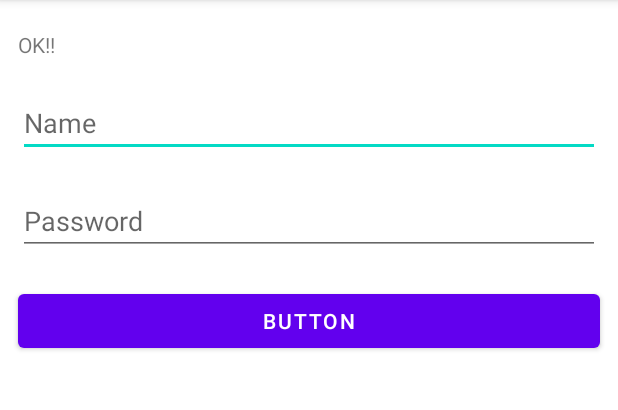
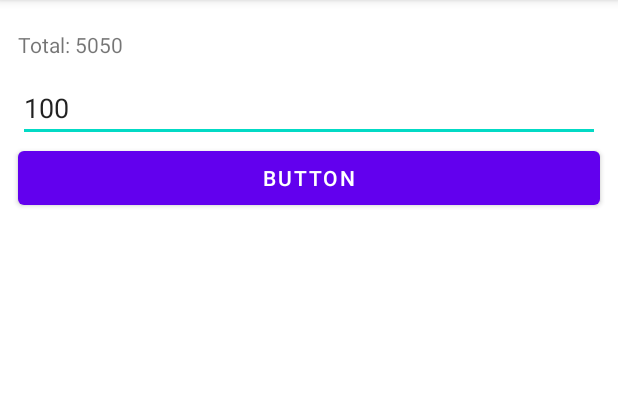
Before and after one commit to naoki1026/JetpackData, an Android app: the screen it shows after launch (MainActivity), after a tap on "BUTTON", on a phone screen of 412 x 824 dp, the part 84-494 px from its top. Run offline under Robolectric (Android 15) with nearby library versions, the phone set to English and light mode, and no system bars; our stand-ins replace data binding.

Commit message:
3-4 イベント処理をバインディングするまで

```diff
--- a/app/src/main/java/com/example/jetpackdata/MainActivity.kt
+++ b/app/src/main/java/com/example/jetpackdata/MainActivity.kt
@@ -6,6 +6,7 @@ import android.widget.TextView
 import androidx.lifecycle.MutableLiveData
 import androidx.lifecycle.Observer
 import androidx.lifecycle.ViewModelProvider
+import com.example.jetpackdata.bindingAdapter.PersonBinding
 import com.example.jetpackdata.data.model.Person
 import com.example.jetpackdata.viewModel.MyViewModel
 import com.example.jetpackdata.databinding.ActivityMainBinding
@@ -21,13 +22,7 @@ class MainActivity : AppCompatActivity() {
         _binding = ActivityMainBinding.inflate(layoutInflater)
         setContentView(binding.root)
 
-        binding.vName = ""
-        binding.vPass = ""
-
-        binding.button1.setOnClickListener {
-            binding.vName = binding.frmName.text.toString()
-            binding.vPass = binding.frmPass.text.toString()
-        }
+        binding.obj = PersonBinding()
 
     }
 }
--- a/app/src/main/java/com/example/jetpackdata/bindingAdapter/PersonBinding.kt
+++ b/app/src/main/java/com/example/jetpackdata/bindingAdapter/PersonBinding.kt
@@ -1,7 +1,22 @@
 package com.example.jetpackdata.bindingAdapter
 
+import android.widget.EditText
+import android.widget.TextView
+
 class PersonBinding {
-    companion object {
 
+    // android:onClick="@{(vw)-> obj.doIt(frmNumber, text1) }"
+    fun doIt(edit: EditText, vw: TextView) {
+        val num = edit.text.toString().toInt()
+        var total = 0
+        for (n in 1..num) {
+            total += n
+        }
+        vw.text = "Total: $total"
+    }
+
+     //
+    fun doItSample(vw: TextView) {
+        vw.text = "Total: 1000000"
     }
 }
--- a/app/src/main/res/layout/activity_main.xml
+++ b/app/src/main/res/layout/activity_main.xml
@@ -4,12 +4,10 @@
     xmlns:tools="http://schemas.android.com/tools">
 
     <data>
+        <import type="com.example.jetpackdata.bindingAdapter.PersonBinding" />
         <variable
-            name="v_name"
-            type="String" />
-        <variable
-            name="v_pass"
-            type="String" />
+            name="obj"
+            type="PersonBinding" />
     </data>
 
     <androidx.constraintlayout.widget.ConstraintLayout
@@ -26,50 +24,34 @@
             android:layout_marginEnd="12dp"
             app:layout_constraintEnd_toEndOf="parent"
             app:layout_constraintStart_toStartOf="parent"
-            android:text='@{v_name.equals(v_pass) ? "Change Password!" : "OK!!"}'
+            android:text="input number..."
             app:layout_constraintTop_toTopOf="parent" />
+
+        <EditText
+            android:id="@+id/frm_number"
+            android:layout_width="0dp"
+            android:layout_height="wrap_content"
+            android:layout_marginStart="12dp"
+            android:layout_marginTop="10dp"
+            android:layout_marginEnd="12dp"
+            android:text="100"
+            app:layout_constraintEnd_toEndOf="parent"
+            app:layout_constraintStart_toStartOf="parent"
+            app:layout_constraintTop_toBottomOf="@+id/text1" />
 
         <Button
             android:id="@+id/button1"
             android:layout_width="0dp"
             android:layout_height="wrap_content"
             android:layout_marginStart="12dp"
-            android:layout_marginTop="20dp"
             android:layout_marginEnd="12dp"
             android:text="Button"
+            android:onClick="@{(vw)-> obj.doIt(frmNumber, text1) }"
             app:layout_constraintEnd_toEndOf="parent"
-            app:layout_constraintHorizontal_bias="0.498"
+            app:layout_constraintHorizontal_bias="1.0"
             app:layout_constraintStart_toStartOf="parent"
-            app:layout_constraintTop_toBottomOf="@+id/frm_pass" />
+            app:layout_constraintTop_toBottomOf="@+id/frm_number" />
 
-        <EditText
-            android:id="@+id/frm_name"
-            android:layout_width="0dp"
-            android:layout_height="wrap_content"
-            android:layout_marginStart="12dp"
-            android:layout_marginTop="20dp"
-            android:layout_marginEnd="12dp"
-            android:ems="10"
-            android:hint="Name"
-            android:inputType="textPersonName"
-            app:layout_constraintEnd_toEndOf="parent"
-            app:layout_constraintStart_toStartOf="parent"
-            app:layout_constraintTop_toBottomOf="@+id/text1" />
-
-        <EditText
-            android:id="@+id/frm_pass"
-            android:layout_width="0dp"
-            android:layout_height="wrap_content"
-            android:layout_marginStart="12dp"
-            android:layout_marginTop="20dp"
-            android:layout_marginEnd="12dp"
-            android:ems="10"
-            android:hint="Password"
-            android:inputType="textWebPassword"
-            app:layout_constraintEnd_toEndOf="parent"
-            app:layout_constraintHorizontal_bias="0.5"
-            app:layout_constraintStart_toStartOf="parent"
-            app:layout_constraintTop_toBottomOf="@+id/frm_name" />
 
     </androidx.constraintlayout.widget.ConstraintLayout>
 </layout>
```
